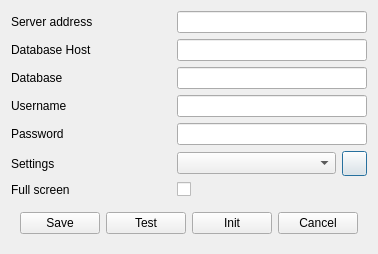
First picture: the form in Cafe5/c5connection.ui, repository End1-1/Cafe5, before the edit.
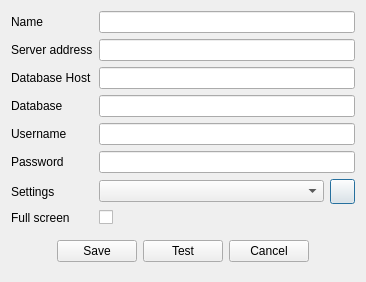
Second picture: the form after the edit. Icons and pictures are not drawn.

Commit message: Database choise changed

```diff
--- a/Cafe5/c5connection.ui
+++ b/Cafe5/c5connection.ui
@@ -7,55 +7,51 @@
     <x>0</x>
     <y>0</y>
     <width>366</width>
-    <height>243</height>
+    <height>281</height>
    </rect>
   </property>
   <property name="windowTitle">
    <string>Connection settings</string>
   </property>
-  <layout class="QGridLayout" name="gridLayout">
-   <item row="5" column="1">
-    <widget class="QComboBox" name="cbSettings"/>
-   </item>
-   <item row="1" column="0">
-    <widget class="QLabel" name="label">
+  <layout class="QGridLayout" name="gridLayout" columnstretch="0,1,0">
+   <item row="6" column="0">
+    <widget class="QLabel" name="label_5">
      <property name="text">
-      <string>Database Host</string>
+      <string>Settings</string>
      </property>
     </widget>
    </item>
    <item row="4" column="1" colspan="2">
-    <widget class="QLineEdit" name="lePassword"/>
+    <widget class="QLineEdit" name="leUsername"/>
    </item>
-   <item row="3" column="0">
+   <item row="4" column="0">
     <widget class="QLabel" name="label_3">
      <property name="text">
       <string>Username</string>
      </property>
     </widget>
    </item>
-   <item row="5" column="0">
-    <widget class="QLabel" name="label_5">
+   <item row="3" column="0">
+    <widget class="QLabel" name="label_2">
      <property name="text">
-      <string>Settings</string>
+      <string>Database</string>
      </property>
     </widget>
    </item>
-   <item row="0" column="0">
+   <item row="1" column="0">
     <widget class="QLabel" name="label_6">
      <property name="text">
       <string>Server address</string>
      </property>
     </widget>
    </item>
-   <item row="4" column="0">
-    <widget class="QLabel" name="label_4">
-     <property name="text">
-      <string>Password</string>
-     </property>
-    </widget>
+   <item row="2" column="1" colspan="2">
+    <widget class="QLineEdit" name="leHost"/>
    </item>
-   <item row="5" column="2">
+   <item row="5" column="1" colspan="2">
+    <widget class="QLineEdit" name="lePassword"/>
+   </item>
+   <item row="6" column="2">
     <widget class="QPushButton" name="btnRefreshSettings">
      <property name="minimumSize">
       <size>
@@ -81,20 +77,24 @@
      </property>
     </widget>
    </item>
-   <item row="1" column="1" colspan="2">
-    <widget class="QLineEdit" name="leHost"/>
-   </item>
-   <item row="2" column="0">
-    <widget class="QLabel" name="label_2">
-     <property name="text">
-      <string>Database</string>
-     </property>
-    </widget>
-   </item>
-   <item row="2" column="1" colspan="2">
+   <item row="3" column="1" colspan="2">
     <widget class="QLineEdit" name="leDatabase"/>
    </item>
-   <item row="7" column="0" colspan="3">
+   <item row="5" column="0">
+    <widget class="QLabel" name="label_4">
+     <property name="text">
+      <string>Password</string>
+     </property>
+    </widget>
+   </item>
+   <item row="2" column="0">
+    <widget class="QLabel" name="label">
+     <property name="text">
+      <string>Database Host</string>
+     </property>
+    </widget>
+   </item>
+   <item row="8" column="0" colspan="3">
     <widget class="QWidget" name="widget" native="true">
      <layout class="QHBoxLayout" name="horizontalLayout">
       <item>
@@ -124,13 +124,6 @@
         </property>
        </widget>
       </item>
-      <item>
-       <widget class="QPushButton" name="btnInit">
-        <property name="text">
-         <string>Init</string>
-        </property>
-       </widget>
-      </item>
       <item>
        <widget class="QPushButton" name="btnCancel">
         <property name="text">
@@ -154,26 +147,36 @@
      </layout>
     </widget>
    </item>
-   <item row="0" column="1" colspan="2">
+   <item row="1" column="1" colspan="2">
     <widget class="QLineEdit" name="leServer"/>
    </item>
-   <item row="3" column="1" colspan="2">
-    <widget class="QLineEdit" name="leUsername"/>
-   </item>
    <item row="6" column="1">
+    <widget class="QComboBox" name="cbSettings"/>
+   </item>
+   <item row="7" column="1">
     <widget class="QCheckBox" name="chFullScreen">
      <property name="text">
       <string/>
      </property>
     </widget>
    </item>
-   <item row="6" column="0">
+   <item row="7" column="0">
     <widget class="QLabel" name="label_7">
      <property name="text">
       <string>Full screen</string>
      </property>
     </widget>
    </item>
+   <item row="0" column="0">
+    <widget class="QLabel" name="label_8">
+     <property name="text">
+      <string>Name</string>
+     </property>
+    </widget>
+   </item>
+   <item row="0" column="1" colspan="2">
+    <widget class="QLineEdit" name="leName"/>
+   </item>
   </layout>
  </widget>
  <tabstops>
```
Left out of the diff: 5 changed lines with no effect on the pictures. The commit also changes 21 other files.
